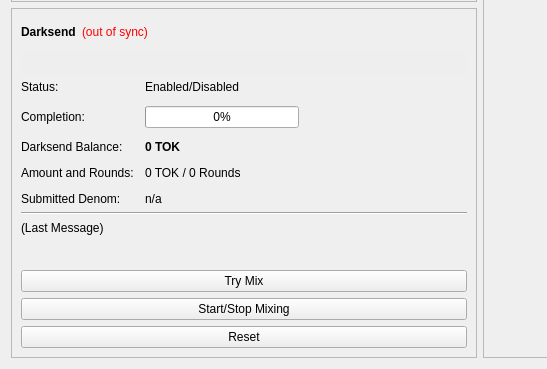
Qt form src/qt/forms/overviewpage.ui (braveonesgit/Harvestcoin) before a commit; both pictures show x 0 to 547 and y 240 to 609 of the 960 by 609 pixel window.
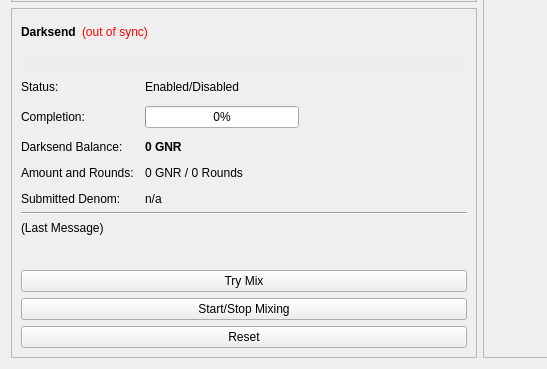
The same form after that commit.

Diff of the .ui file:
```diff
--- a/src/qt/forms/overviewpage.ui
+++ b/src/qt/forms/overviewpage.ui
@@ -1007,7 +1007,7 @@
                </font>
               </property>
               <property name="text">
-               <string notr="true">0 TOK</string>
+               <string notr="true">0 GNR</string>
               </property>
              </widget>
             </item>
@@ -1021,7 +1021,7 @@
             <item row="4" column="1">
              <widget class="QLabel" name="labelAmountRounds">
               <property name="text">
-               <string>0 TOK / 0 Rounds</string>
+               <string>0 GNR / 0 Rounds</string>
               </property>
              </widget>
             </item>
```
Left out of the diff: 6 changed lines with no effect on the pictures.
